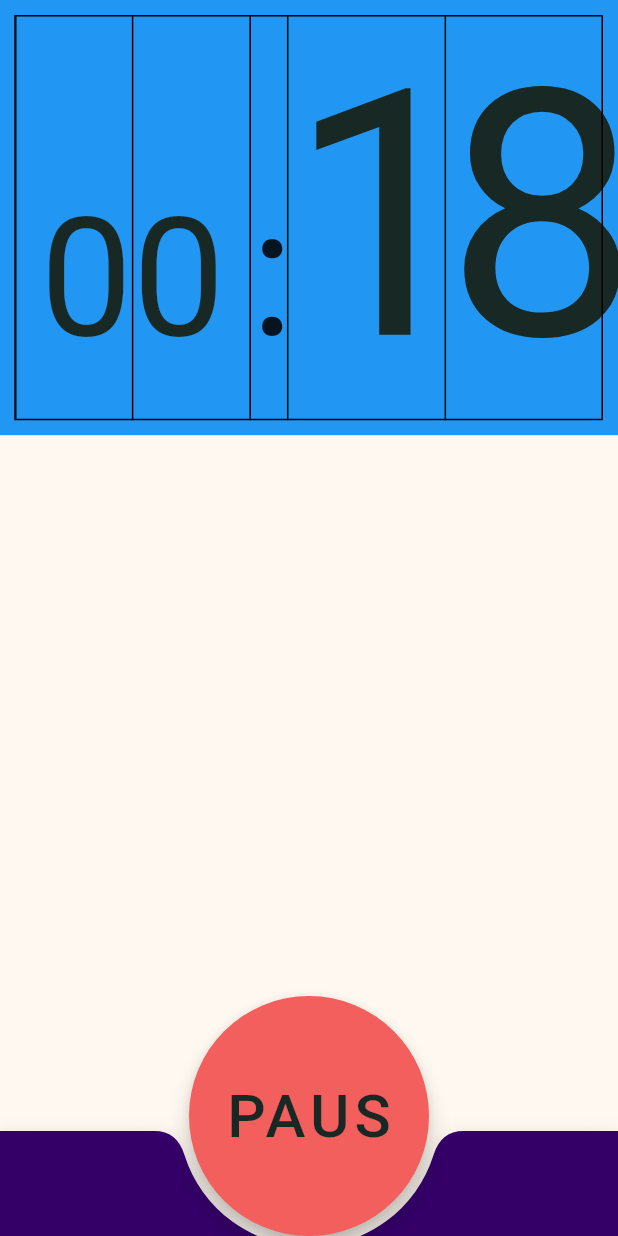
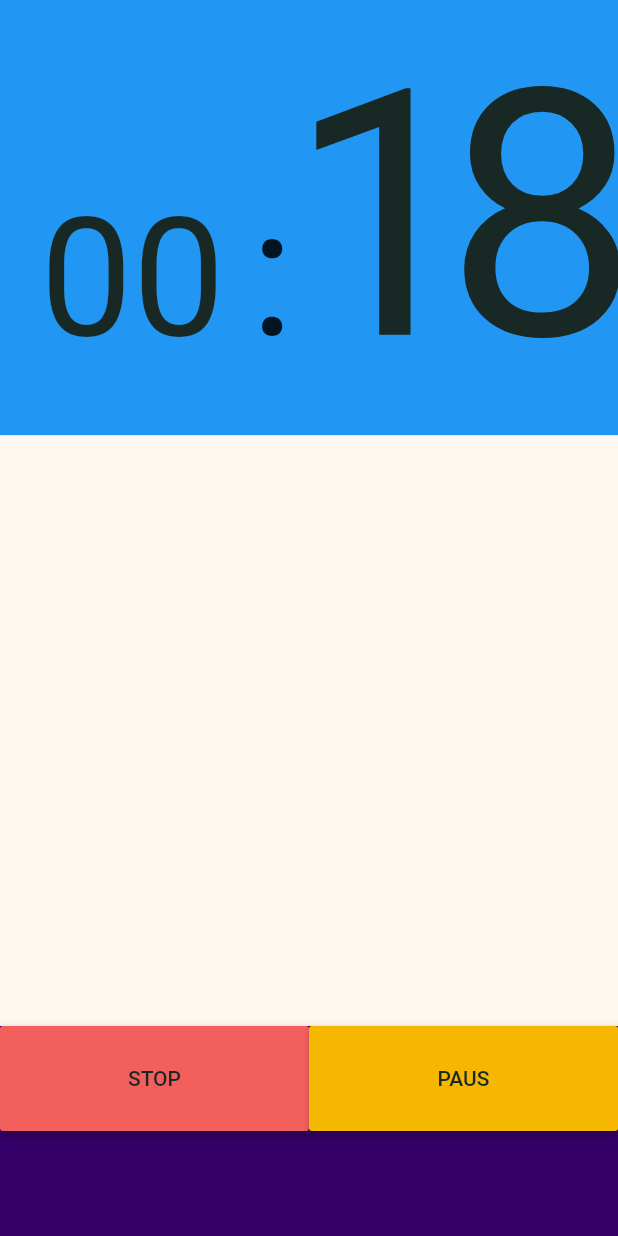
Before and after one commit to juliaBystrom/tabata-timer, a Flutter app: the screen it shows after launch, after a tap on "START", on a phone screen of 412 x 824 dp. Run offline on Flutter 3.47's test engine with Material 2 defaults, Android fonts, the light colour scheme and no system bars; our stand-ins replace google_fonts.

Commit message:
Fixed sizing and resizing of start, stop and paus/continue buttons

```diff
--- a/tabataTimerApp/lib/MainScreen/clockDisplay.dart
+++ b/tabataTimerApp/lib/MainScreen/clockDisplay.dart
@@ -36,10 +36,11 @@ class _ClockDisplayState extends State<ClockDisplay> {
     showMinutesBigg =
         ((widget.minutes > 0 && widget.seconds < 5) || widget.seconds > 55);
 
+
+    // Textstyles for the digits
     TextStyle minutesTextStyle = GoogleFonts.squadaOne(
       fontSize: 110,
       color: textColor,
-
       // color: widget.minutes <= 1 ? textColorRed : textColor,
     );
 
@@ -72,11 +73,10 @@ class _ClockDisplayState extends State<ClockDisplay> {
     return Container(
         color: Colors.blue,
         padding: EdgeInsets.all(10),
-        // duration: Duration(microseconds: 2000),
-        // curve: Curves.fastOutSlowIn,
+
         child: Table(
-          // columnWidths: ,
-          border: TableBorder.all(),
+          // Uncomment the line above to see the borders of the digits
+          // border: TableBorder.all(),
           textBaseline: TextBaseline.alphabetic,
           defaultVerticalAlignment: TableCellVerticalAlignment.baseline,
 
--- a/tabataTimerApp/lib/MainScreen/mainScreen.dart
+++ b/tabataTimerApp/lib/MainScreen/mainScreen.dart
@@ -83,10 +83,17 @@ class _MainScreenState extends State<MainScreen> {
     print("New Tabata ready to start");
   }
 
-  void startTabata() {
+  void startTabata(bool finish) {
     // initTabata();
+
     setState(() {
-      isActive = !isActive;
+      if (!finish) {
+        isActive = !isActive;
+      } else {
+        secondsPassed = widget.tabataInfo.tabataHandler.getActiveTime();
+        isActive = false;
+        print("tabata finished");
+      }
     });
     print("Tabata started");
   }
@@ -119,7 +126,6 @@ class _MainScreenState extends State<MainScreen> {
         crossAxisAlignment: CrossAxisAlignment.stretch,
         children: [
           ClockDisplay(minutes, seconds),
-
         ],
       ),
     );
--- /dev/null
+++ b/tabataTimerApp/lib/StartButton/pausButton.dart
@@ -0,0 +1,43 @@
+import 'package:flutter/material.dart';
+import '../tabataInfo.dart';
+import '../StyleCollection/textStyles.dart';
+
+class PausButton extends StatefulWidget {
+  final TabtaInfo tabataInfo;
+  final Function changeBottomNavBarVisibility;
+  final TextStyle textStyle = TextStyles().textStyle;
+  Size size;
+
+  PausButton(this.tabataInfo, this.changeBottomNavBarVisibility, this.size);
+
+  @override
+  _PausButtonState createState() => _PausButtonState();
+}
+
+class _PausButtonState extends State<PausButton> {
+  void onPressFunction() {
+    setState(() {
+      widget.tabataInfo.startTabata(false);
+      widget.tabataInfo.tabataTrainingIsPaused =
+          !widget.tabataInfo.tabataTrainingIsPaused;
+    });
+  }
+
+  @override
+  Widget build(BuildContext context) {
+    return RaisedButton(
+        onPressed: () {
+          onPressFunction();
+        },
+        materialTapTargetSize: MaterialTapTargetSize.padded,
+        color: widget.tabataInfo.tabataTrainingIsPaused
+            ? Color(0xff31CB00)
+            : Color(0xffF5B700),
+        child: Text(
+          widget.tabataInfo.tabataTrainingIsPaused ? "CONTINUE" : "PAUS",
+          style: widget.textStyle,
+        ),
+
+    );
+  }
+}
--- /dev/null
+++ b/tabataTimerApp/lib/StartButton/startButton.dart
@@ -0,0 +1,41 @@
+import 'package:flutter/material.dart';
+import '../tabataInfo.dart';
+import '../StyleCollection/textStyles.dart';
+
+class StartButton extends StatefulWidget {
+  final TabtaInfo tabataInfo;
+  final Function changeBottomNavBarVisibility;
+  final TextStyle textStyle = TextStyles().textStyle;
+  Size size;
+
+  StartButton(this.tabataInfo, this.changeBottomNavBarVisibility, this.size);
+
+  @override
+  _StartButtonState createState() => _StartButtonState();
+}
+
+class _StartButtonState extends State<StartButton> {
+  void onPressFunction() {
+    setState(() {
+      widget.tabataInfo.startTabata(false);
+      widget.changeBottomNavBarVisibility();
+    });
+  }
+
+  @override
+  Widget build(BuildContext context) {
+    return RaisedButton(
+      onPressed: () {
+        onPressFunction();
+        print(MediaQuery.of(context).size.width);
+      },
+      materialTapTargetSize: MaterialTapTargetSize.padded,
+      color: Color(0xff31CB00),
+      child: Text(
+        "START",
+        style: widget.textStyle,
+        textAlign: TextAlign.center,
+      ),
+    );
+  }
+}
--- a/tabataTimerApp/lib/StartButton/startTimer.dart
+++ b/tabataTimerApp/lib/StartButton/startTimer.dart
@@ -1,16 +1,14 @@
 import 'package:flutter/material.dart';
 import '../tabataInfo.dart';
-import 'package:google_fonts/google_fonts.dart';
+import '../StyleCollection/textStyles.dart';
 
 class StartTimer extends StatefulWidget {
   final TabtaInfo tabataInfo;
   final Function changeBottomNavBarVisibility;
   StartTimer(this.tabataInfo, this.changeBottomNavBarVisibility);
 
-  final TextStyle textStyle = GoogleFonts.squadaOne(
-    // fontSize: 20,
-    color: Color(0xff182825),
-  );
+  final TextStyle textStyle = TextStyles().textStyle;
+
   @override
   _StartTimerState createState() => _StartTimerState();
 }
@@ -27,29 +25,30 @@ class _StartTimerState extends State<StartTimer> {
   @override
   Widget build(BuildContext context) {
     return widget.tabataInfo.tabataTrainingIsOn
-        ? FloatingActionButton(
+        ? Row( children: [RaisedButton(
             onPressed: () {
               onPressFunction();
             },
             materialTapTargetSize: MaterialTapTargetSize.padded,
-            backgroundColor: Color(0xffF25F5C),
+
+            color: Color(0xffF25F5C),
             child: Text(
               "PAUS",
               style: widget.textStyle,
             ),
-          )
-        : FloatingActionButton(
+          ),])
+        : Row( children:[RaisedButton(
             onPressed: () {
               setState(() {
                 onPressFunction();
               });
             },
             materialTapTargetSize: MaterialTapTargetSize.padded,
-            backgroundColor: Color(0xff31CB00),
+            color: Color(0xff31CB00),
             child: Text(
               "START",
               style: widget.textStyle,
             ),
-          );
+          ),]);
   }
 }
--- /dev/null
+++ b/tabataTimerApp/lib/StartButton/stopButton.dart
@@ -0,0 +1,41 @@
+import 'package:flutter/material.dart';
+import '../tabataInfo.dart';
+import '../StyleCollection/textStyles.dart';
+
+// TODO:  DELETE THIS CLASS AND MAKE THE BUTTON THROUGH startButton
+class StopButton extends StatefulWidget {
+  final TabtaInfo tabataInfo;
+  final Function changeBottomNavBarVisibility;
+  final TextStyle textStyle = TextStyles().textStyle;
+  Size size;
+
+  StopButton(this.tabataInfo, this.changeBottomNavBarVisibility, this.size);
+
+  @override
+  _StopButtonState createState() => _StopButtonState();
+}
+
+class _StopButtonState extends State<StopButton> {
+  void onPressFunction() {
+    setState(() {
+      widget.tabataInfo.startTabata(true);
+      widget.tabataInfo.finishWorkout();
+      widget.changeBottomNavBarVisibility();
+    });
+  }
+
+  @override
+  Widget build(BuildContext context) {
+    return RaisedButton(
+      onPressed: () {
+        onPressFunction();
+      },
+      materialTapTargetSize: MaterialTapTargetSize.padded,
+      color: Color(0xffF25F5C),
+      child: Text(
+        "STOP",
+        style: widget.textStyle,
+      ),
+    );
+  }
+}
--- a/tabataTimerApp/lib/StyleCollection/textStyles.dart
+++ b/tabataTimerApp/lib/StyleCollection/textStyles.dart
@@ -4,16 +4,16 @@ import 'package:google_fonts/google_fonts.dart';
 class TextStyles {
   TextStyles();
 
-  final TextStyle textStyle = GoogleFonts.squadaOne(
-    // fontSize: 20,
+/*   final TextStyle textStyle = GoogleFonts.squadaOne(
+    color: Color(0xff182825),
+  ); */
+
+  final TextStyle textStyle = TextStyle(
     color: Color(0xff182825),
   );
 
   final TextStyle textStyleNumbers = GoogleFonts.cutiveMono(
     // Link: https://fonts.google.com/specimen/Cutive+Mono?preview.text_type=numerals&category=Monospace&sort=popularity&preview.size=66#standard-styles
-    // fontSize: 20,
     color: Color(0xff182825),
   );
-
-
 }
--- a/tabataTimerApp/lib/home.dart
+++ b/tabataTimerApp/lib/home.dart
@@ -3,6 +3,9 @@ import './MainScreen/mainScreen.dart';
 import 'SettingsWidgets/ButtonSettingsSheet.dart';
 import 'tabataInfo.dart';
 import './StartButton/startTimer.dart';
+import './StartButton/startButton.dart';
+import './StartButton/stopButton.dart';
+import './StartButton/pausButton.dart';
 
 class Home extends StatefulWidget {
   final TabtaInfo tabataInfo = new TabtaInfo();
@@ -22,22 +25,53 @@ class _HomeState extends State<Home> {
 
   @override
   Widget build(BuildContext context) {
+    Size size = MediaQuery.of(context).size;
+
+    var pausStopButtons = Table(
+      columnWidths: {
+        0: FractionColumnWidth(0.5),
+        1: FractionColumnWidth(0.5),
+      },
+      children: [
+        TableRow(children: [
+          TableCell(
+            child: Container(
+              height: 70,
+              child: StopButton(
+                  widget.tabataInfo, changeBottomNavBarVisibility, size),
+            ),
+          ),
+          TableCell(
+            child: Container(
+              height: 70,
+              child: PausButton(
+                  widget.tabataInfo, changeBottomNavBarVisibility, size),
+            ),
+          ),
+        ]),
+      ],
+    );
+
     return Scaffold(
       body: MainScreen(widget.tabataInfo),
       backgroundColor: Color(0xffFFF8F0),
       bottomNavigationBar: BottomAppBar(
-        //Color(0xff340068),
+        color: Color(0xff340068),
 
-        shape: CircularNotchedRectangle(),
-        color: Color(0xff340068),
-        // elevation: 5,
-
-        notchMargin: 7.0,
         child: Container(
+          height: 140,
+          child: Column(
+            crossAxisAlignment: CrossAxisAlignment.stretch,
+            mainAxisSize: MainAxisSize.max,
+            children: [
+              Container(
                 height: 70,
-          // color: Color(0xff340068),
-          // padding: EdgeInsets.all(10),
-          child: widget.showNavBar
+                child: widget.tabataInfo.tabataTrainingIsOn
+                    ? pausStopButtons
+                    : StartButton(
+                        widget.tabataInfo, changeBottomNavBarVisibility, size),
+              ),
+              widget.showNavBar
                   ? Row(
                       mainAxisAlignment: MainAxisAlignment.spaceBetween,
                       children: [
@@ -51,16 +85,11 @@ class _HomeState extends State<Home> {
                   : Container(
                       // empty container
                       ),
+            ],
           ),
         ),
-      floatingActionButton: Container(
-        height: 160.0,
-        width: 160.0,
-        child: FittedBox(
-          child: StartTimer(widget.tabataInfo, changeBottomNavBarVisibility),
       ),
-      ),
-      floatingActionButtonLocation: FloatingActionButtonLocation.centerDocked,
+      // extendBody: true,
     );
   }
 }
--- a/tabataTimerApp/lib/tabataInfo.dart
+++ b/tabataTimerApp/lib/tabataInfo.dart
@@ -13,26 +13,44 @@ class TabtaInfo {
 
   bool tabataTrainingIsOn;
 
+  bool finishedWorkout;
+
+  bool tabataTrainingIsPaused;
+
   TabtaInfo() {
     secondsWorkTime = 20;
     secondsRestTime = 10;
     nrOfCycles = 10;
     nrOfTabatas = 3;
     mainScreenFunctionsSet = false;
-    tabataHandler = new TabataHandler(
-        secondsWorkTime, secondsRestTime, nrOfCycles, nrOfTabatas);
+    tabataHandler = new TabataHandler(secondsWorkTime, secondsRestTime,
+        nrOfCycles, nrOfTabatas, finishWorkout);
 
     // Initilizing the Functions to diminish acsessing null function issues
     newTabataInfo = () => {};
     startTabata = () => {};
+    finishedWorkout = false;
     tabataTrainingIsOn = false;
+
+    tabataTrainingIsPaused = false;
+  }
+
+  void finishWorkout() {
+    finishedWorkout = true;
+    tabataTrainingIsPaused = false;
+    // Resets the tabata progres
+    updateTabataHandler();
   }
 
   void setMainScreenFunctions(Function f, Function g) {
     newTabataInfo = f;
-    startTabata = () {
-      g();
-      tabataTrainingIsOn = !tabataTrainingIsOn;
+    startTabata = (bool finish) {
+      g(finish);
+      if (!finish) {
+        tabataTrainingIsOn = !tabataTrainingIsOn;
+      } else {
+        tabataTrainingIsOn = false;
+      }
       // tabataHandler.thisTabataIsOn = !tabataHandler.thisTabataIsOn;
     };
     mainScreenFunctionsSet = true;
@@ -63,8 +81,8 @@ class TabtaInfo {
   }
 
   void updateTabataHandler() {
-    tabataHandler = new TabataHandler(
-        secondsWorkTime, secondsRestTime, nrOfCycles, nrOfTabatas);
+    tabataHandler = new TabataHandler(secondsWorkTime, secondsRestTime,
+        nrOfCycles, nrOfTabatas, finishWorkout);
   }
 
   TabataHandler getTabataHandler() {
@@ -80,17 +98,15 @@ class TabataHandler {
   int nrOfCyclesInTabata;
   bool isWorking;
   bool isResting;
-  bool finishWorkout;
 
+  Function finishWorkout;
 
   TabataHandler(this.secondsWorkTime, this.secondsRestTime, this.nrOfCycles,
-      this.nrOfTabatas) {
+      this.nrOfTabatas, this.finishWorkout) {
     // Start with workout
     isWorking = true;
     isResting = false;
     nrOfCyclesInTabata = nrOfCycles;
-    finishWorkout = false;
-
   }
 
   // Depending on the activity (resting or Working) this function gives
@@ -124,7 +140,7 @@ class TabataHandler {
 
     if (nrOfTabatas <= 0) {
       // Now all tabatas have been done
-      finishWorkout = true;
+      finishWorkout();
     }
 
     // Switch from work to rest
```
Lines whose indentation alone changed are shown as unchanged.
